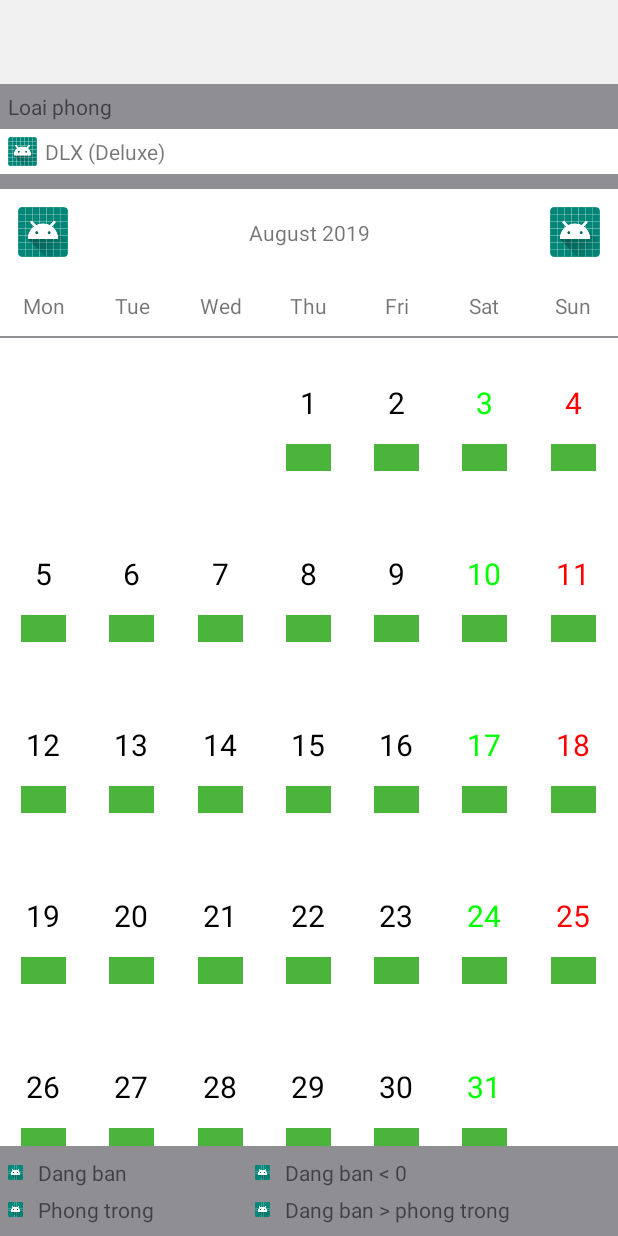
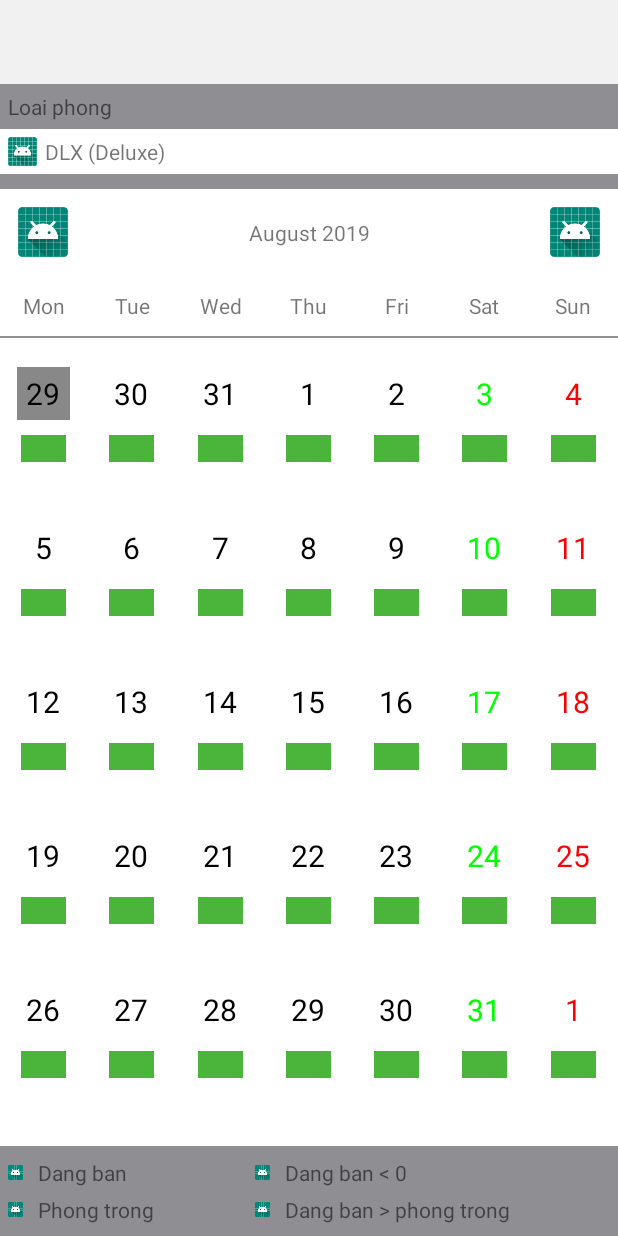
Before and after one commit to thangkho/WebViewInRecyclerView, an Android app: the screen it shows after launch (CalendarActivity), on a phone screen of 412 x 824 dp. Run offline under Robolectric (Android 15) with nearby library versions, the phone set to English and light mode, and no system bars.

Commit message:
calendar demo

```diff
--- a/app/src/main/java/com/bklabs/webviewinrecyclerview/calendar/CalendarUtils.java
+++ b/app/src/main/java/com/bklabs/webviewinrecyclerview/calendar/CalendarUtils.java
@@ -9,6 +9,7 @@
 package com.bklabs.webviewinrecyclerview.calendar;
 
 import android.content.Context;
+import android.content.res.TypedArray;
 
 import com.bklabs.webviewinrecyclerview.R;
 
@@ -33,7 +34,15 @@ public class CalendarUtils {
                 - mContext.getResources().getDimensionPixelSize(R.dimen.height_title_calendar)
                 - mContext.getResources().getDimensionPixelSize(R.dimen.height_day_calendar)
                 - mContext.getResources().getDimensionPixelSize(R.dimen.height_view_calendar)
+                - getActionBarSize(mContext)
                 - getStatusBarHeight(mContext));
+    }
+
+    private static int getActionBarSize(Context context) {
+        TypedArray styledAttributes = context.getTheme().obtainStyledAttributes(new int[]{android.R.attr.actionBarSize});
+        int actionBarSize = (int) styledAttributes.getDimension(0, 0);
+        styledAttributes.recycle();
+        return actionBarSize;
     }
 
     /**
--- a/app/src/main/java/com/bklabs/webviewinrecyclerview/calendar/customcalendar/AdapterCalendar.java
+++ b/app/src/main/java/com/bklabs/webviewinrecyclerview/calendar/customcalendar/AdapterCalendar.java
@@ -59,10 +59,6 @@ public class AdapterCalendar extends RecyclerView.Adapter<AdapterCalendar.ViewHo
         int year = cal.get(Calendar.YEAR);
         cal.setTime(mDate);
         // if days of another month
-        if (month != cal.get(Calendar.MONTH)) {
-            holder.mTvDay.setVisibility(View.INVISIBLE);
-            holder.mTvTotalEvents.setVisibility(View.INVISIBLE);
-        }
         String color = "";
         if (isSunday(scheduleCount.getDate())) {
             holder.mTvDay.setBackground(null);
--- a/app/src/main/java/com/bklabs/webviewinrecyclerview/calendar/fragment/CalendarFragment.java
+++ b/app/src/main/java/com/bklabs/webviewinrecyclerview/calendar/fragment/CalendarFragment.java
@@ -81,7 +81,7 @@ public class CalendarFragment extends Fragment {
         mDaysCount = getDayOfWeek(calendar.get(Calendar.DAY_OF_WEEK)) + calendar.getActualMaximum(Calendar.DAY_OF_MONTH);
         //columns of gird calendar
         mWeekInMonth = mDaysCount % mDaysOfWeek == 0 ? mDaysCount / mDaysOfWeek : mDaysCount / mDaysOfWeek + 1;
-
+        mDaysCount = mWeekInMonth * mDaysOfWeek;
         // move calendar backwards to the beginning of the week
         calendar.add(Calendar.DAY_OF_MONTH, -monthBeginningCell);
         // fill cells
--- a/app/src/main/res/layout/cal_item.xml
+++ b/app/src/main/res/layout/cal_item.xml
@@ -3,7 +3,7 @@
     android:layout_width="fill_parent"
     android:layout_height="fill_parent"
     android:layout_gravity="center"
-    android:background="#343434"
+    android:background="#A70000"
     android:gravity="center"
     android:orientation="vertical"
     android:padding="4dp" >
```
